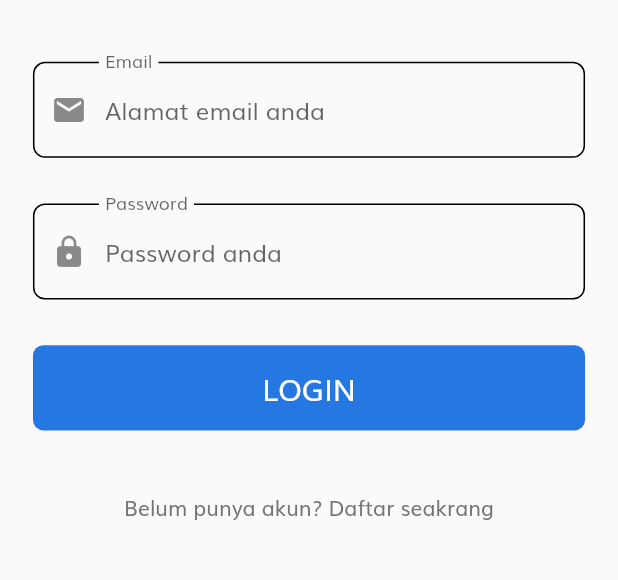
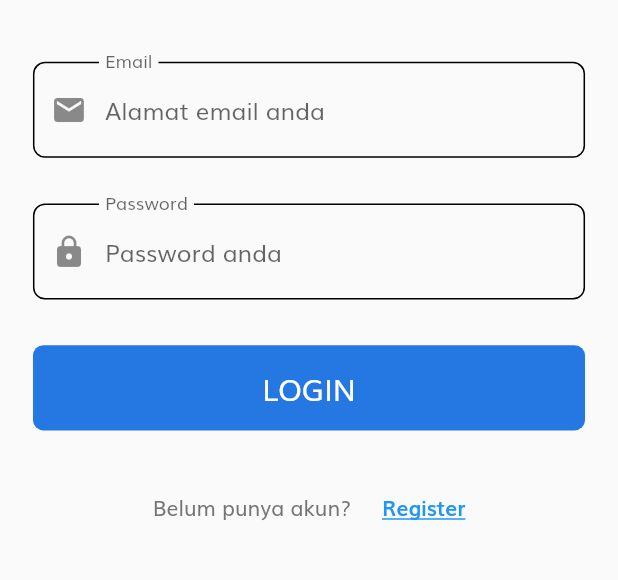
Before and after one commit to evaleries/job-id, a Flutter app: the screen it shows after launch, after a tap on "LANJUT", on a phone screen of 412 x 824 dp, the part 515-1095 px from its top. Run offline on Flutter 3.47's test engine with Material 2 defaults, Android fonts, the phone set to English and light mode, and no system bars.

Commit message:
Update body.dart

```diff
--- a/lib/screens/auth/login/components/body.dart
+++ b/lib/screens/auth/login/components/body.dart
@@ -41,12 +41,27 @@ class _BodyState extends State<Body> {
                   SizedBox(height: SizeConfig.screenHeight * 0.05),
                   LoginForm(),
                   SizedBox(height: SizeConfig.screenHeight * 0.05),
-                  GestureDetector(
-                      onTap: () {
-                        // @TODO: Move to register screen
-                        // Navigator.pop(context);
-                      },
-                      child: Text('Belum punya akun? Daftar seakrang'))
+                  Row(
+                    mainAxisAlignment: MainAxisAlignment.center,
+                    children: <Widget>[
+                      Text(
+                        'Belum punya akun?',
+                      ),
+                      SizedBox(width: SizeConfig.screenWidth * 0.05),
+                      InkWell(
+                        onTap: () {
+                          Navigator.of(context).pushNamed('/register');
+                        },
+                        child: Text(
+                          'Register',
+                          style: TextStyle(
+                              color: Colors.blue,
+                              fontWeight: FontWeight.bold,
+                              decoration: TextDecoration.underline),
+                        ),
+                      )
+                    ],
+                  )
                 ],
               ),
             )),
```
